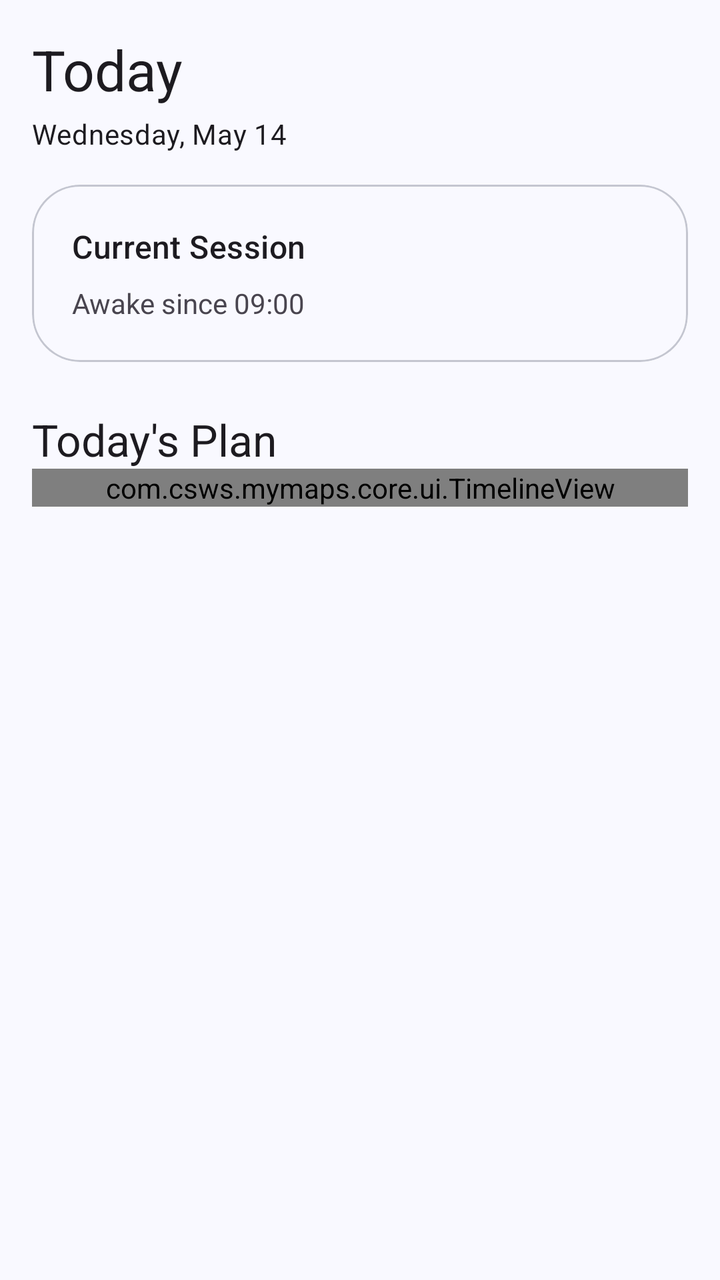
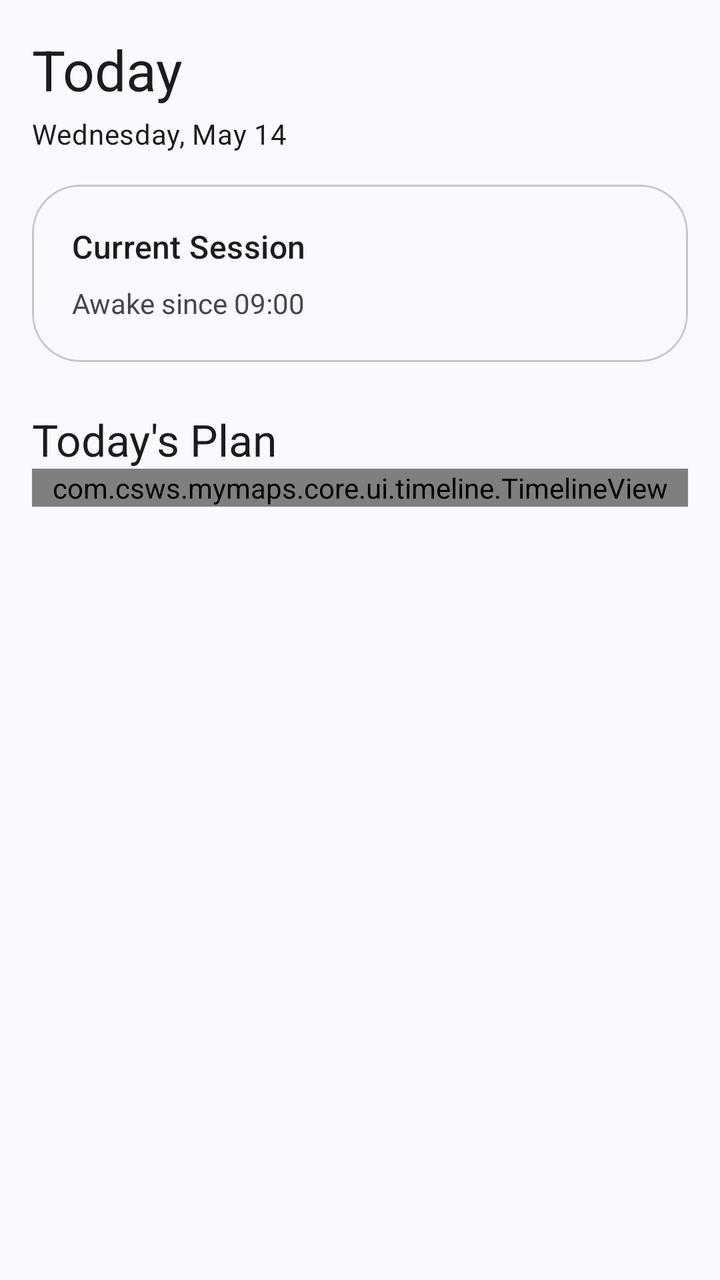

The first picture is an Android layout as it rendered before a commit; the second is the same layout after the commit. The layout source and the unified diff follow.
<!-- AndroidManifest.xml: application theme Theme.MyMaps -->
<!-- res/layout/pagesubfragment_planner_daily.xml -->
<?xml version="1.0" encoding="utf-8"?>
<androidx.core.widget.NestedScrollView
    xmlns:android="http://schemas.android.com/apk/res/android"
    xmlns:app="http://schemas.android.com/apk/res-auto"
    android:layout_width="match_parent"
    android:layout_height="match_parent">

    <LinearLayout
        android:layout_width="match_parent"
        android:layout_height="wrap_content"
        android:orientation="vertical"
        android:padding="16dp">

        
        <TextView
            android:id="@+id/dayTitle"
            android:layout_width="wrap_content"
            android:layout_height="wrap_content"
            android:text="Today"
            android:textAppearance="?attr/textAppearanceHeadlineMedium"/>

        <TextView
            android:id="@+id/daySubtitle"
            android:layout_width="wrap_content"
            android:layout_height="wrap_content"
            android:text="Wednesday, May 14"
            android:layout_marginTop="4dp"
            android:textAppearance="?attr/textAppearanceBodyMedium"/>

        
        <com.google.android.material.card.MaterialCardView
            android:layout_width="match_parent"
            android:layout_height="wrap_content"
            android:layout_marginTop="16dp"
            app:cardCornerRadius="24dp">

            <LinearLayout
                android:layout_width="match_parent"
                android:layout_height="wrap_content"
                android:orientation="vertical"
                android:padding="20dp">

                <TextView
                    android:layout_width="wrap_content"
                    android:layout_height="wrap_content"
                    android:text="Current Session"
                    android:textAppearance="?attr/textAppearanceTitleMedium"/>

                <TextView
                    android:id="@+id/sessionStatus"
                    android:layout_width="wrap_content"
                    android:layout_height="wrap_content"
                    android:text="Awake since 09:00"
                    android:layout_marginTop="8dp"/>

            </LinearLayout>

        </com.google.android.material.card.MaterialCardView>

        
        <TextView
            android:layout_width="wrap_content"
            android:layout_height="wrap_content"
            android:text="Today's Plan"
            android:layout_marginTop="24dp"
            android:textAppearance="?attr/textAppearanceTitleLarge"/>

        <com.csws.mymaps.core.ui.TimelineView
            android:id="@+id/timelineContainer"
            android:layout_width="match_parent"
            android:layout_height="wrap_content"/>

    </LinearLayout>

</androidx.core.widget.NestedScrollView>
<!-- resources referenced by this layout -->
<resources>
  <color name="md_theme_primary">#415F91</color>
  <color name="md_theme_onPrimary">#FFFFFF</color>
  <color name="md_theme_primaryContainer">#D6E3FF</color>
  <color name="md_theme_onPrimaryContainer">#284777</color>
  <color name="md_theme_secondary">#565F71</color>
  <color name="md_theme_onSecondary">#FFFFFF</color>
  <color name="md_theme_secondaryContainer">#DAE2F9</color>
  <color name="md_theme_onSecondaryContainer">#3E4759</color>
  <color name="md_theme_tertiary">#705575</color>
  <color name="md_theme_onTertiary">#FFFFFF</color>
  <color name="md_theme_tertiaryContainer">#FAD8FD</color>
  <color name="md_theme_onTertiaryContainer">#573E5C</color>
  <color name="md_theme_error">#BA1A1A</color>
  <color name="md_theme_onError">#FFFFFF</color>
  <color name="md_theme_errorContainer">#FFDAD6</color>
  <color name="md_theme_onErrorContainer">#93000A</color>
  <color name="md_theme_background">#F9F9FF</color>
  <color name="md_theme_onBackground">#191C20</color>
  <color name="md_theme_surface">#F9F9FF</color>
  <color name="md_theme_onSurface">#191C20</color>
  <color name="md_theme_surfaceVariant">#E0E2EC</color>
  <color name="md_theme_onSurfaceVariant">#44474E</color>
  <color name="md_theme_outline">#74777F</color>
  <color name="md_theme_outlineVariant">#C4C6D0</color>
  <color name="md_theme_inverseSurface">#2E3036</color>
  <color name="md_theme_inverseOnSurface">#F0F0F7</color>
  <color name="md_theme_inversePrimary">#AAC7FF</color>
  <color name="md_theme_primaryFixed">#D6E3FF</color>
  <color name="md_theme_onPrimaryFixed">#001B3E</color>
  <color name="md_theme_primaryFixedDim">#AAC7FF</color>
  <color name="md_theme_onPrimaryFixedVariant">#284777</color>
  <color name="md_theme_secondaryFixed">#DAE2F9</color>
  <color name="md_theme_onSecondaryFixed">#131C2B</color>
  <color name="md_theme_secondaryFixedDim">#BEC6DC</color>
  <color name="md_theme_onSecondaryFixedVariant">#3E4759</color>
  <color name="md_theme_tertiaryFixed">#FAD8FD</color>
  <color name="md_theme_onTertiaryFixed">#28132E</color>
  <color name="md_theme_tertiaryFixedDim">#DDBCE0</color>
  <color name="md_theme_onTertiaryFixedVariant">#573E5C</color>
  <color name="md_theme_surfaceDim">#D9D9E0</color>
  <color name="md_theme_surfaceBright">#F9F9FF</color>
  <color name="md_theme_surfaceContainerLowest">#FFFFFF</color>
  <color name="md_theme_surfaceContainerLow">#F3F3FA</color>
  <color name="md_theme_surfaceContainer">#EDEDF4</color>
  <color name="md_theme_surfaceContainerHigh">#E7E8EE</color>
  <color name="md_theme_surfaceContainerHighest">#E2E2E9</color>
  <!-- unchanged entries left out for length: 1 -->
</resources>

<!-- the commit's change to res/layout/pagesubfragment_planner_daily.xml (unified diff, before → after) -->
@@ -65,7 +65,7 @@
             android:layout_marginTop="24dp"
             android:textAppearance="?attr/textAppearanceTitleLarge"/>
 
-        <com.csws.mymaps.core.ui.TimelineView
+        <com.csws.mymaps.core.ui.timeline.TimelineView
             android:id="@+id/timelineContainer"
             android:layout_width="match_parent"
             android:layout_height="wrap_content"/>
